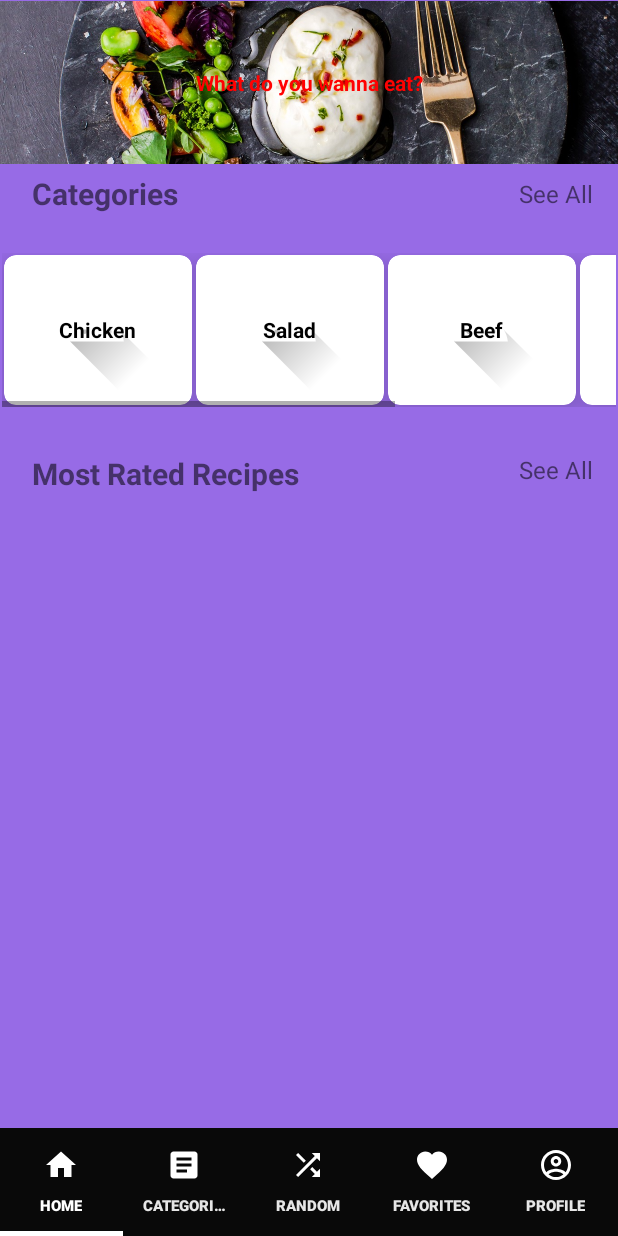
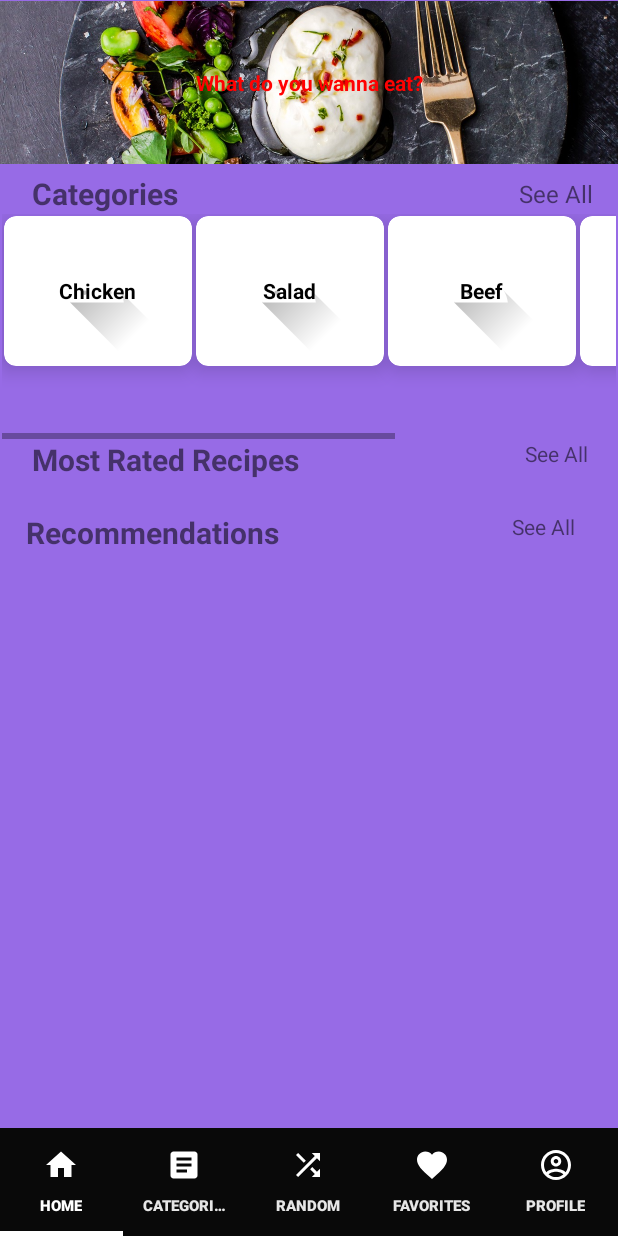
Before and after one commit to salehkai999/Eggxact, an Android app: the HomeFragment screen opened directly, with no data from a screen before it, on a phone screen of 412 x 824 dp. Run offline under Robolectric (Android 15) with nearby library versions, the phone set to English and light mode, and no system bars; our stand-ins replace Firebase (no records; nobody signed in at launch, a user with empty details on screens opened directly); 3 statements that could not run were skipped.

Commit message:
adding the UI function to the landing page and a blank recommendations page

```diff
--- a/app/src/main/AndroidManifest.xml
+++ b/app/src/main/AndroidManifest.xml
@@ -27,6 +27,7 @@
             </intent-filter>
         </activity>
         <activity android:name=".RecipeActivity" />
+        <activity android:name=".ui.recommendation.RecommendationActivity" />
     </application>
 
 </manifest>
--- a/app/src/main/java/com/se491/eggxact/MainActivity.java
+++ b/app/src/main/java/com/se491/eggxact/MainActivity.java
@@ -49,5 +49,6 @@ public class MainActivity extends AppCompatActivity {
         }, 2000);
 
         RandomGenerator.getAll();
+        //todo add something here
     }
 }
--- a/app/src/main/java/com/se491/eggxact/ui/landingpage/HomeFragment.java
+++ b/app/src/main/java/com/se491/eggxact/ui/landingpage/HomeFragment.java
@@ -21,6 +21,7 @@ import com.google.firebase.database.DatabaseReference;
 import com.google.firebase.database.FirebaseDatabase;
 import com.google.firebase.database.ValueEventListener;
 import com.se491.eggxact.R;
+import com.se491.eggxact.ui.recommendation.RecommendationActivity;
 import com.se491.eggxact.ui.ratingsact.RatingsActivity;
 import com.se491.eggxact.structure.Recipe;
 
@@ -37,6 +38,7 @@ public class HomeFragment extends Fragment {
 
     RecyclerView recyclerView;
     RecyclerView ratedRecyclerView;
+    RecyclerView recommendationsRecyclerView;
     CatAdapter catAdapter;
     RatingsAdapter ratingsAdapter;
     ArrayList<String> catList = new ArrayList<>(Arrays.asList("Chicken","Salad","Beef","American","Italian"));
@@ -44,6 +46,7 @@ public class HomeFragment extends Fragment {
     DatabaseReference databaseReference;
     TextView catSeeAll;
     TextView ratedSeeAll;
+    TextView recommendationsSeeAll;
 
     public HomeFragment() {
         // Required empty public constructor
@@ -68,6 +71,7 @@ public class HomeFragment extends Fragment {
         catSeeAll = fragmentView.findViewById(R.id.catSeeAll);
         recyclerView = fragmentView.findViewById(R.id.catRecycler);
         ratedSeeAll = fragmentView.findViewById(R.id.ratedSeeAll);
+        recommendationsSeeAll = fragmentView.findViewById((R.id.recommendationsSeeAll));
         catAdapter = new CatAdapter(catList);
         RecyclerView.LayoutManager horizontalLayout
                 = new LinearLayoutManager(fragmentView.getContext(),
@@ -106,6 +110,16 @@ public class HomeFragment extends Fragment {
             }
         });
 
+        recommendationsSeeAll.setOnClickListener(new View.OnClickListener() {
+
+            @Override
+            public void onClick(View v) {
+                Intent intent = new Intent(getActivity(), RecommendationActivity.class);
+                intent.putExtra("ratings",DB_RECIPE_LIST);
+                startActivity(intent);
+            }
+        });
+
 
         return fragmentView;
 
--- a/app/src/main/res/layout/fragment_home.xml
+++ b/app/src/main/res/layout/fragment_home.xml
@@ -1,12 +1,9 @@
 <?xml version="1.0" encoding="utf-8"?>
-<ScrollView xmlns:android="http://schemas.android.com/apk/res/android"
+<androidx.constraintlayout.widget.ConstraintLayout xmlns:android="http://schemas.android.com/apk/res/android"
     xmlns:app="http://schemas.android.com/apk/res-auto"
     xmlns:tools="http://schemas.android.com/tools"
     android:layout_width="match_parent"
-    android:layout_height="match_parent">
-        <androidx.constraintlayout.widget.ConstraintLayout
-        android:layout_width="match_parent"
-        android:layout_height="wrap_content"
+    android:layout_height="match_parent"
     tools:context=".ui.landingpage.HomeFragment">
 
     <TextView
@@ -37,19 +34,18 @@
         android:layout_width="wrap_content"
         android:layout_height="wrap_content"
         android:layout_marginStart="20dp"
-            android:layout_marginTop="5dp"
+        android:layout_marginTop="150dp"
         android:text="Most Rated Recipes"
         android:textSize="20sp"
         android:textStyle="bold"
         app:layout_constraintStart_toStartOf="parent"
-            app:layout_constraintTop_toTopOf="@+id/guideline13" />
+        app:layout_constraintTop_toBottomOf="@+id/textView2" />
 
     <TextView
         android:id="@+id/ratedSeeAll"
         android:layout_width="wrap_content"
         android:layout_height="wrap_content"
         android:text="See All"
-            android:textSize="16sp"
         app:layout_constraintEnd_toEndOf="@+id/catSeeAll"
         app:layout_constraintStart_toStartOf="@+id/catSeeAll"
         app:layout_constraintTop_toTopOf="@+id/textView4" />
@@ -57,9 +53,9 @@
     <androidx.recyclerview.widget.RecyclerView
         android:id="@+id/catRecycler"
         android:layout_width="0dp"
-            android:layout_height="wrap_content"
+        android:layout_height="0dp"
         android:scrollbars="horizontal"
-            app:layout_constraintBottom_toTopOf="@+id/guideline13"
+        app:layout_constraintBottom_toTopOf="@+id/textView4"
         app:layout_constraintEnd_toEndOf="parent"
         app:layout_constraintStart_toStartOf="parent"
         app:layout_constraintTop_toBottomOf="@+id/textView2" />
@@ -74,18 +70,36 @@
         app:layout_constraintStart_toStartOf="parent"
         app:layout_constraintTop_toBottomOf="@+id/textView4" />
 
-        <androidx.constraintlayout.widget.Guideline
-            android:id="@+id/guideline13"
+    <androidx.recyclerview.widget.RecyclerView
+        android:id="@+id/RecommendationsRecycler"
+        android:layout_width="415dp"
+        android:layout_height="198dp"
+        android:layout_marginBottom="72dp"
+        app:layout_constraintBottom_toBottomOf="parent"
+        app:layout_constraintEnd_toEndOf="parent"
+        app:layout_constraintStart_toStartOf="parent" />
+
+    <TextView
+        android:id="@+id/Recommendations"
         android:layout_width="wrap_content"
         android:layout_height="wrap_content"
-            android:orientation="horizontal"
-            app:layout_constraintGuide_begin="187dp" />
+        android:layout_marginStart="16dp"
+        android:layout_marginTop="11dp"
+        android:text="Recommendations"
+        android:textSize="20sp"
+        android:textStyle="bold"
+        app:layout_constraintBottom_toTopOf="@+id/RecommendationsRecycler"
+        app:layout_constraintStart_toStartOf="parent"
+        app:layout_constraintTop_toBottomOf="@+id/ratingsRecycler"
+        app:layout_constraintVertical_bias="0.0" />
 
-        <androidx.constraintlayout.widget.Guideline
-            android:id="@+id/guideline14"
-            android:layout_width="wrap_content"
-            android:layout_height="wrap_content"
-            android:orientation="horizontal"
-            app:layout_constraintGuide_begin="430dp" />
+    <TextView
+        android:id="@+id/recommendationsSeeAll"
+        android:layout_width="59dp"
+        android:layout_height="17dp"
+        android:text="See All"
+        app:layout_constraintEnd_toEndOf="@+id/ratedSeeAll"
+        app:layout_constraintStart_toStartOf="@+id/ratedSeeAll"
+        app:layout_constraintTop_toTopOf="@+id/Recommendations" />
+
 </androidx.constraintlayout.widget.ConstraintLayout>
-</ScrollView>
```
Also changed, not shown: app/src/main/java/com/se491/eggxact/ui/landingpage/RecommendationAdapter.java (added, +43 -0 lines), app/src/main/java/com/se491/eggxact/ui/recommendation/RecommendationActivity.java (added, +34 -0 lines), app/src/main/res/layout/recommendation_item_layout.xml (added, +18 -0 lines). Lines whose indentation alone changed are shown as unchanged.
